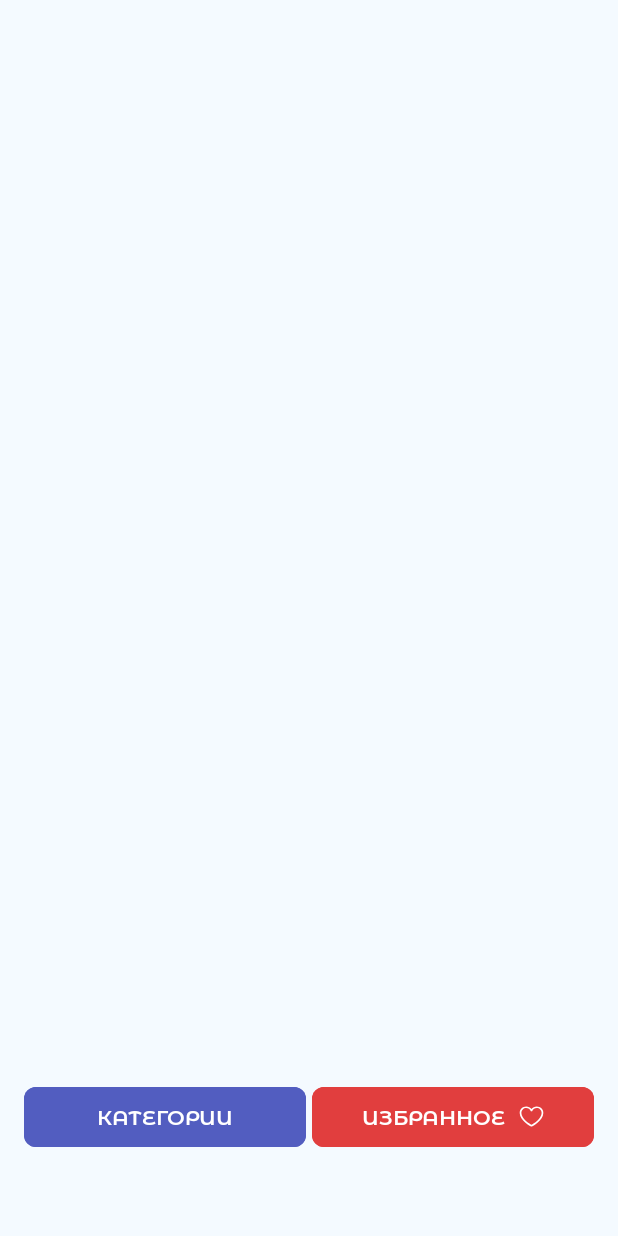
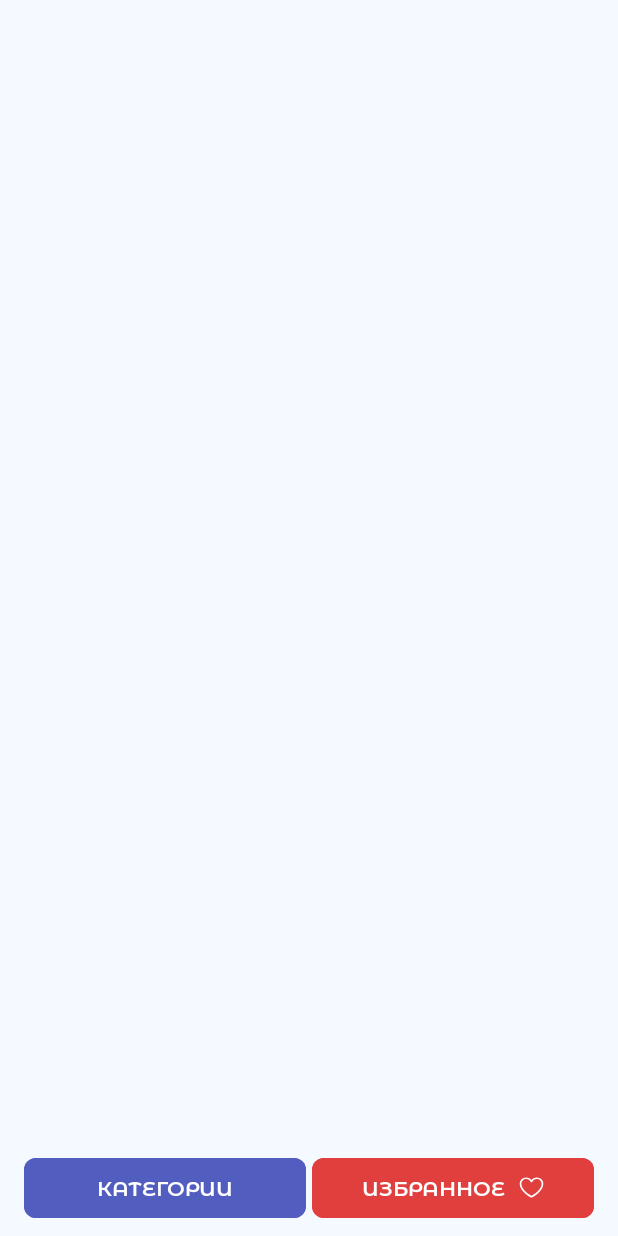
Before and after one commit to COBaOrNotCOBa/COBaRecipesApp, an Android app: the layout activity_main.xml on its own in the app's theme, with its tools: preview values and no code run, on a phone screen of 412 x 824 dp. Run offline under Robolectric (Android 15) with nearby library versions, the phone set to English and light mode, and no system bars.

Commit message:
RA-03 Изменил отступ от navigationBar

```diff
--- a/app/src/main/res/layout/activity_main.xml
+++ b/app/src/main/res/layout/activity_main.xml
@@ -12,7 +12,7 @@
         android:layout_width="match_parent"
         android:layout_height="wrap_content"
         android:layout_marginHorizontal="@dimen/padding_main"
-        android:layout_marginBottom="55dp"
+        android:layout_marginBottom="@dimen/padding_half"
         android:gravity="center_vertical"
         app:layout_constraintBottom_toBottomOf="parent"
         app:layout_constraintEnd_toEndOf="parent"
@@ -27,11 +27,9 @@
             android:backgroundTint="@color/button_categories"
             android:text="@string/categories"
             app:layout_constraintStart_toStartOf="parent">
-
         </Button>
 
         <com.google.android.material.button.MaterialButton
-
             style="@style/StyleNavButton"
             android:layout_width="0dp"
             android:layout_height="match_parent"
@@ -42,7 +40,6 @@
             app:icon="@drawable/ic_heart_empty"
             app:iconGravity="textEnd"
             app:layout_constraintStart_toEndOf="@+id/button">
-
         </com.google.android.material.button.MaterialButton>
 
     </LinearLayout>
```
